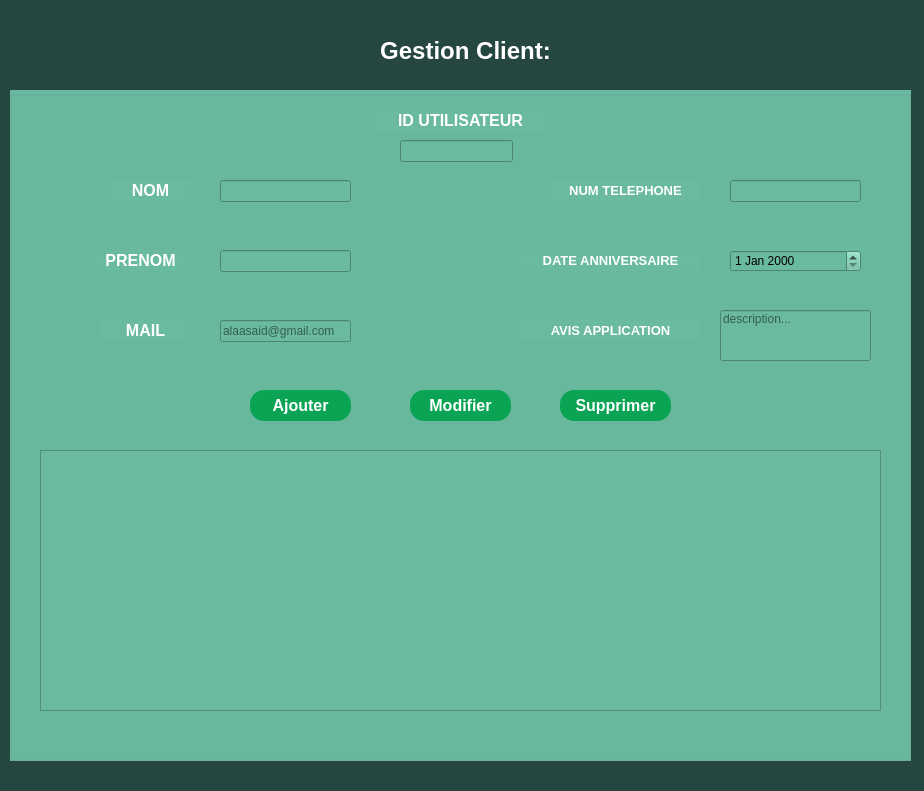
FaouziSaidi/QT_CPP, file gestion_client.ui: the form before one commit.
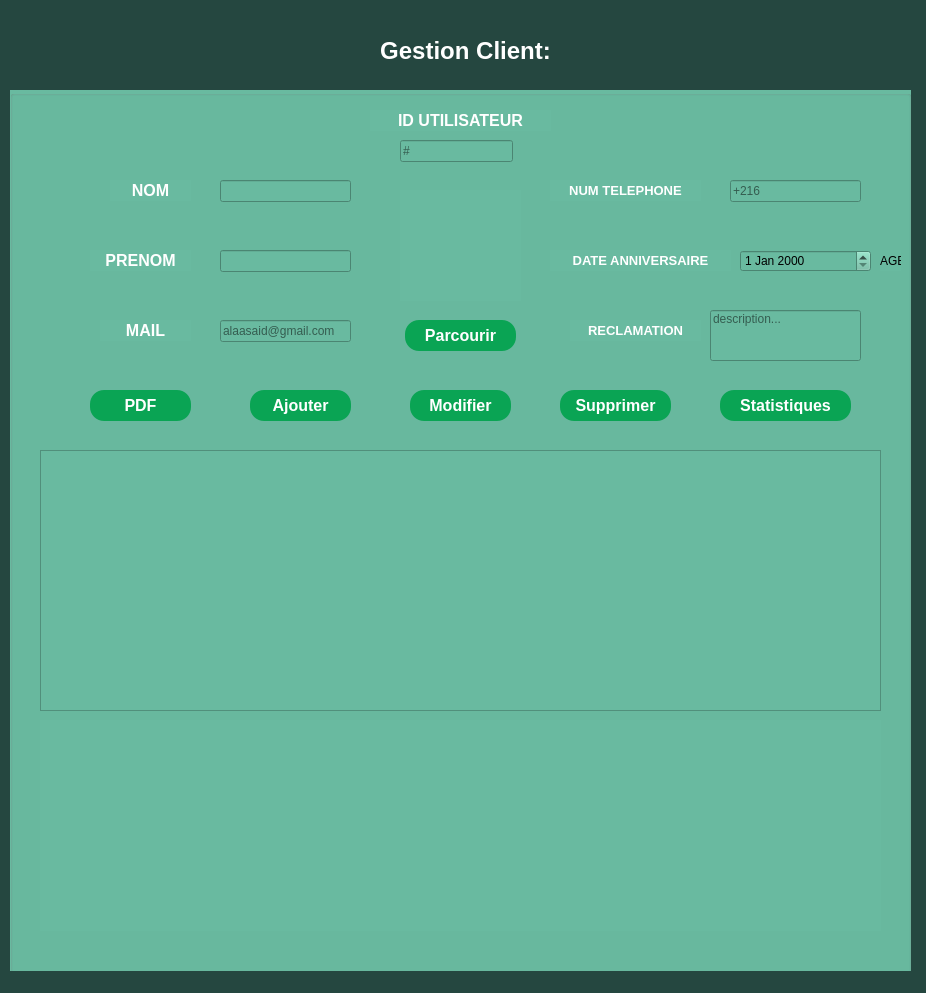
The form after the commit. Icons and pictures are not drawn. Custom widgets are drawn as their Qt base class.

Commit message: statistics, client photo and pdf added

What changed in the file:
```diff
--- a/gestion_client.ui
+++ b/gestion_client.ui
@@ -6,8 +6,8 @@
    <rect>
     <x>0</x>
     <y>0</y>
-    <width>924</width>
-    <height>791</height>
+    <width>926</width>
+    <height>993</height>
    </rect>
   </property>
   <property name="windowTitle">
@@ -66,7 +66,7 @@
       <x>10</x>
       <y>90</y>
       <width>901</width>
-      <height>671</height>
+      <height>981</height>
      </rect>
     </property>
     <property name="styleSheet">
@@ -230,11 +230,14 @@
      <property name="maxLength">
       <number>8</number>
      </property>
+     <property name="placeholderText">
+      <string>+216</string>
+     </property>
     </widget>
     <widget class="QLabel" name="label_6">
      <property name="geometry">
       <rect>
-       <x>510</x>
+       <x>540</x>
        <y>160</y>
        <width>181</width>
        <height>21</height>
@@ -260,7 +263,7 @@
     <widget class="QLineEdit" name="lineEdit_AVIS">
      <property name="geometry">
       <rect>
-       <x>710</x>
+       <x>700</x>
        <y>220</y>
        <width>151</width>
        <height>51</height>
@@ -288,6 +291,15 @@
        <height>22</height>
       </rect>
      </property>
+     <property name="inputMask">
+      <string/>
+     </property>
+     <property name="text">
+      <string/>
+     </property>
+     <property name="placeholderText">
+      <string>#</string>
+     </property>
     </widget>
     <widget class="QLabel" name="label_7">
      <property name="geometry">
@@ -318,9 +330,9 @@
     <widget class="QLabel" name="label_8">
      <property name="geometry">
       <rect>
-       <x>510</x>
+       <x>560</x>
        <y>230</y>
-       <width>181</width>
+       <width>131</width>
        <height>21</height>
       </rect>
      </property>
@@ -335,7 +347,7 @@
       <string notr="true">color: rgb(255, 255, 255);</string>
      </property>
      <property name="text">
-      <string>AVIS APPLICATION</string>
+      <string>RECLAMATION</string>
      </property>
      <property name="alignment">
       <set>Qt::AlignCenter</set>
@@ -372,7 +384,7 @@
     <widget class="QDateEdit" name="dateEdit">
      <property name="geometry">
       <rect>
-       <x>720</x>
+       <x>730</x>
        <y>160</y>
        <width>131</width>
        <height>22</height>
@@ -445,6 +457,132 @@
       <string>Supprimer</string>
      </property>
     </widget>
+    <widget class="QLabel" name="label_Age">
+     <property name="geometry">
+      <rect>
+       <x>870</x>
+       <y>160</y>
+       <width>21</width>
+       <height>21</height>
+      </rect>
+     </property>
+     <property name="text">
+      <string>AGE</string>
+     </property>
+    </widget>
+    <widget class="QPushButton" name="pushButton_PDF">
+     <property name="geometry">
+      <rect>
+       <x>80</x>
+       <y>300</y>
+       <width>101</width>
+       <height>31</height>
+      </rect>
+     </property>
+     <property name="font">
+      <font>
+       <pointsize>12</pointsize>
+       <weight>75</weight>
+       <bold>true</bold>
+      </font>
+     </property>
+     <property name="cursor">
+      <cursorShape>PointingHandCursor</cursorShape>
+     </property>
+     <property name="styleSheet">
+      <string notr="true">color: rgb(255, 255, 255);
+background-color: rgb(10, 164, 84);
+border-radius: 14px;</string>
+     </property>
+     <property name="text">
+      <string>PDF</string>
+     </property>
+    </widget>
+    <widget class="QLabel" name="image_label">
+     <property name="geometry">
+      <rect>
+       <x>390</x>
+       <y>100</y>
+       <width>121</width>
+       <height>111</height>
+      </rect>
+     </property>
+     <property name="text">
+      <string/>
+     </property>
+     <property name="scaledContents">
+      <bool>true</bool>
+     </property>
+     <property name="alignment">
+      <set>Qt::AlignCenter</set>
+     </property>
+    </widget>
+    <widget class="QPushButton" name="pushButton_Browse">
+     <property name="geometry">
+      <rect>
+       <x>395</x>
+       <y>230</y>
+       <width>111</width>
+       <height>31</height>
+      </rect>
+     </property>
+     <property name="font">
+      <font>
+       <pointsize>12</pointsize>
+       <weight>75</weight>
+       <bold>true</bold>
+      </font>
+     </property>
+     <property name="cursor">
+      <cursorShape>PointingHandCursor</cursorShape>
+     </property>
+     <property name="styleSheet">
+      <string notr="true">color: rgb(255, 255, 255);
+background-color: rgb(10, 164, 84);
+border-radius: 14px;</string>
+     </property>
+     <property name="text">
+      <string>Parcourir</string>
+     </property>
+    </widget>
+    <widget class="QPushButton" name="pushButton_statistiques">
+     <property name="geometry">
+      <rect>
+       <x>710</x>
+       <y>300</y>
+       <width>131</width>
+       <height>31</height>
+      </rect>
+     </property>
+     <property name="font">
+      <font>
+       <pointsize>12</pointsize>
+       <weight>75</weight>
+       <bold>true</bold>
+      </font>
+     </property>
+     <property name="cursor">
+      <cursorShape>PointingHandCursor</cursorShape>
+     </property>
+     <property name="styleSheet">
+      <string notr="true">color: rgb(255, 255, 255);
+background-color: rgb(10, 164, 84);
+border-radius: 14px;</string>
+     </property>
+     <property name="text">
+      <string>Statistiques</string>
+     </property>
+    </widget>
+    <widget class="QChartView" name="widget" native="true">
+     <property name="geometry">
+      <rect>
+       <x>30</x>
+       <y>630</y>
+       <width>841</width>
+       <height>211</height>
+      </rect>
+     </property>
+    </widget>
    </widget>
   </widget>
   <widget class="QMenuBar" name="menubar">
@@ -459,6 +597,14 @@
   </widget>
   <widget class="QStatusBar" name="statusbar"/>
  </widget>
+ <customwidgets>
+  <customwidget>
+   <class>QChartView</class>
+   <extends>QWidget</extends>
+   <header>gestion_client.h</header>
+   <container>1</container>
+  </customwidget>
+ </customwidgets>
  <resources/>
  <connections/>
 </ui>
```
Left out of the diff: 2 changed lines with no effect on the pictures. The commit also changes 7 other files.
